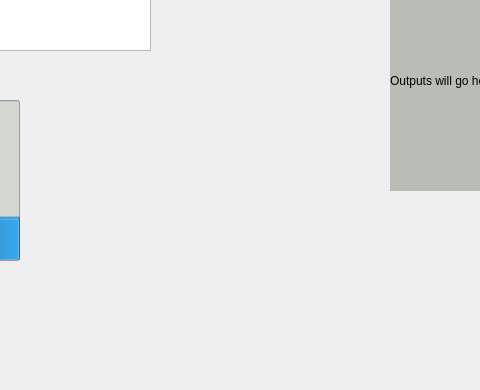
This is mainwindow.ui in jasonv94/COMP3004-Project as Qt 5 draws it before an edit; both pictures show x 350 to 830 and y 110 to 500 of the 1000 by 500 pixel window. The edited form follows.
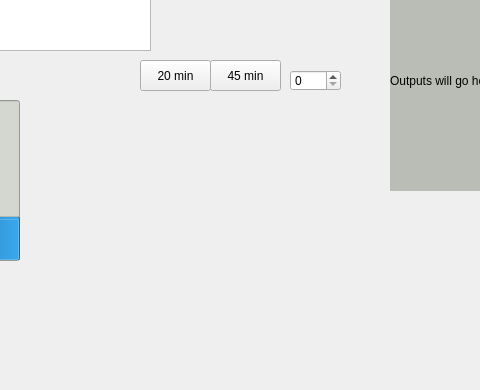
This is the edited form. Icons and pictures are not drawn.

Diff of the .ui file:
```diff
--- a/mainwindow.ui
+++ b/mainwindow.ui
@@ -20,8 +20,8 @@
    <widget class="QLabel" name="rmb">
     <property name="geometry">
      <rect>
-      <x>50</x>
-      <y>0</y>
+      <x>40</x>
+      <y>-20</y>
       <width>711</width>
       <height>431</height>
      </rect>
@@ -145,8 +145,8 @@
    <widget class="QPushButton" name="powerButton">
     <property name="geometry">
      <rect>
-      <x>570</x>
-      <y>270</y>
+      <x>510</x>
+      <y>400</y>
       <width>40</width>
       <height>40</height>
      </rect>
@@ -947,6 +947,42 @@
      <set>Qt::AlignCenter</set>
     </property>
    </widget>
+   <widget class="QPushButton" name="pushButton">
+    <property name="geometry">
+     <rect>
+      <x>490</x>
+      <y>170</y>
+      <width>71</width>
+      <height>31</height>
+     </rect>
+    </property>
+    <property name="text">
+     <string>20 min</string>
+    </property>
+   </widget>
+   <widget class="QPushButton" name="pushButton_2">
+    <property name="geometry">
+     <rect>
+      <x>560</x>
+      <y>170</y>
+      <width>71</width>
+      <height>31</height>
+     </rect>
+    </property>
+    <property name="text">
+     <string>45 min</string>
+    </property>
+   </widget>
+   <widget class="QSpinBox" name="spinBox">
+    <property name="geometry">
+     <rect>
+      <x>640</x>
+      <y>180</y>
+      <width>51</width>
+      <height>21</height>
+     </rect>
+    </property>
+   </widget>
    <zorder>rmb</zorder>
    <zorder>menuWidget</zorder>
    <zorder>txtConsole</zorder>
```
Left out of the diff: 3 changed lines with no effect on the pictures.
